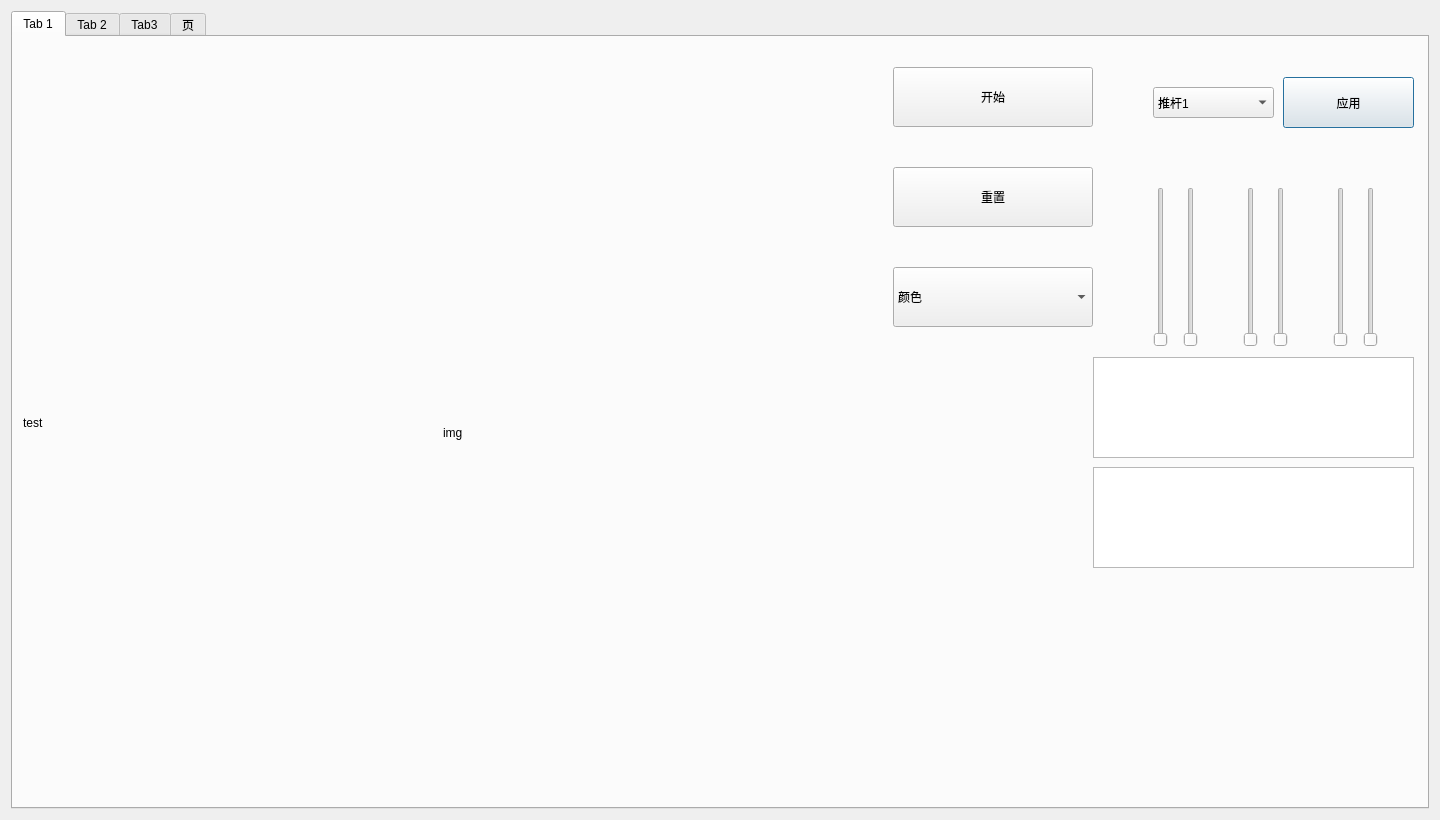
First picture: the form in main_form.ui, repository JIYIC-P/Smart-Clothing-Sorting-System, before the edit.
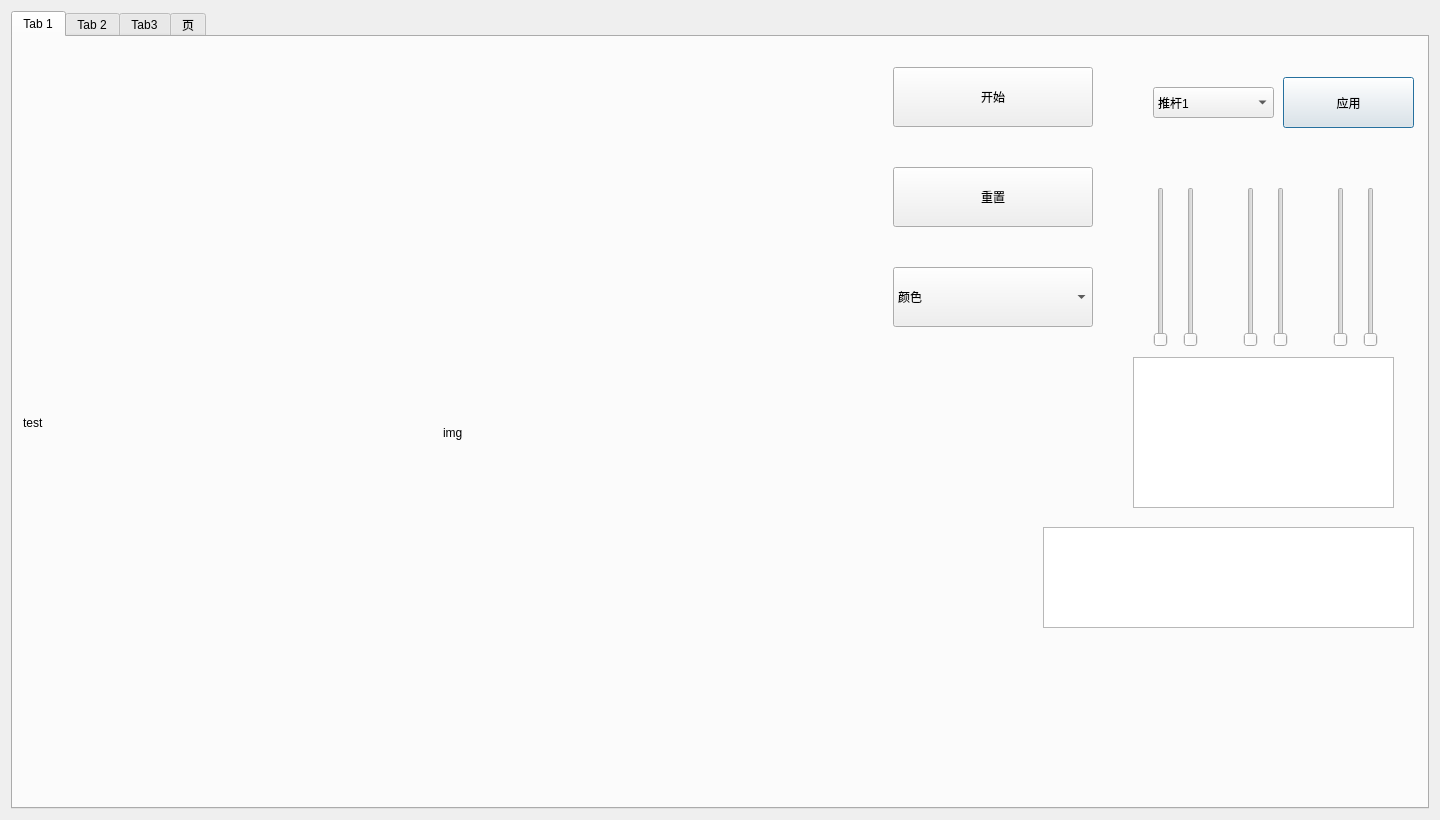
Second picture: the form after the edit.

```diff
--- a/main_form.ui
+++ b/main_form.ui
@@ -115,9 +115,9 @@
       <widget class="QTextEdit" name="txt_hsv">
        <property name="geometry">
         <rect>
-         <x>1080</x>
-         <y>430</y>
-         <width>321</width>
+         <x>1030</x>
+         <y>490</y>
+         <width>371</width>
          <height>101</height>
         </rect>
        </property>
@@ -284,10 +284,10 @@
       <widget class="QTextEdit" name="txt_hsv_2">
        <property name="geometry">
         <rect>
-         <x>1080</x>
+         <x>1120</x>
          <y>320</y>
-         <width>321</width>
-         <height>101</height>
+         <width>261</width>
+         <height>151</height>
         </rect>
        </property>
        <property name="sizePolicy">
```
